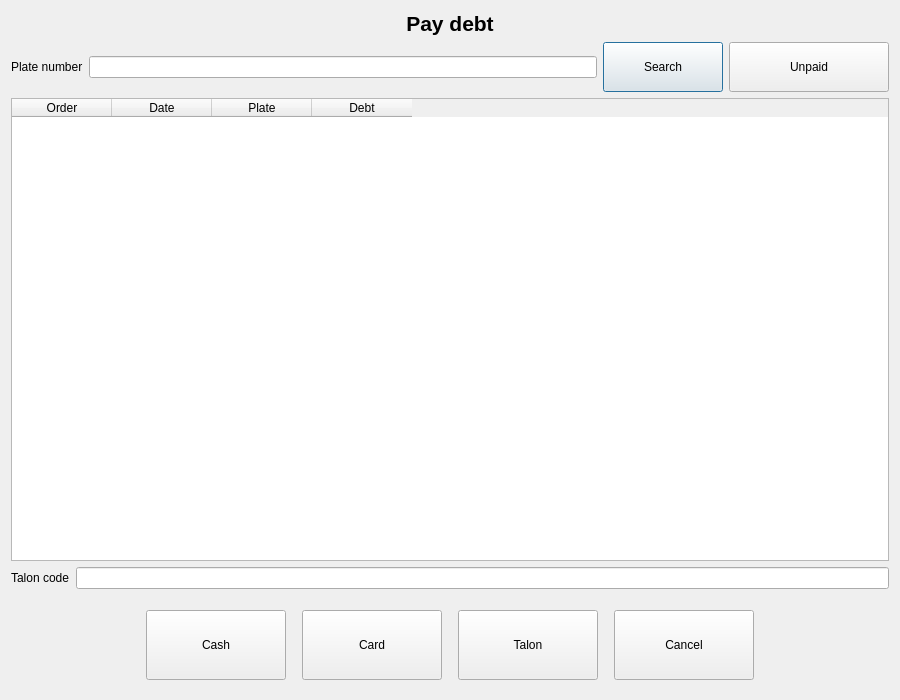
Above: Restaurant2/dlgpaydebt.ui from End1-1/Resort-2 before the change. Below: the same form after it.
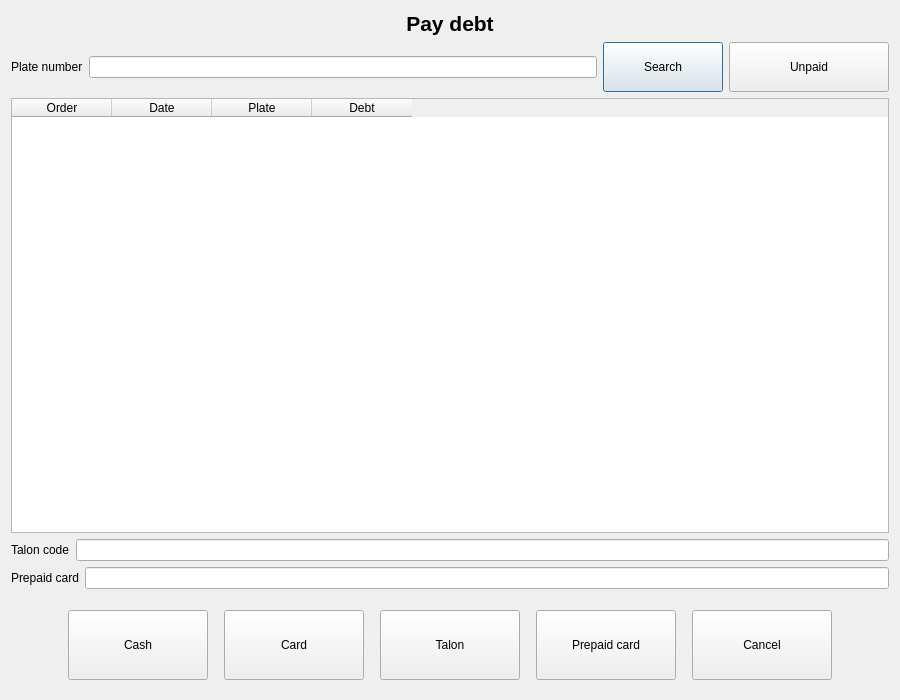
That is the form after the change. Custom widgets are drawn as their Qt base class.

The edit to the form file:
```diff
--- a/Restaurant2/dlgpaydebt.ui
+++ b/Restaurant2/dlgpaydebt.ui
@@ -118,6 +118,20 @@
      </item>
     </layout>
    </item>
+   <item>
+    <layout class="QHBoxLayout" name="horizontalLayoutPrepaid">
+     <item>
+      <widget class="QLabel" name="labelPrepaidCard">
+       <property name="text">
+        <string>Prepaid card</string>
+       </property>
+      </widget>
+     </item>
+     <item>
+      <widget class="EQLineEdit" name="lePrepaidCard"/>
+     </item>
+    </layout>
+   </item>
    <item>
     <widget class="RKeyboard" name="wKbd" native="true"/>
    </item>
@@ -172,6 +186,19 @@
         </property>
        </widget>
       </item>
+      <item>
+       <widget class="QPushButton" name="btnPrepaidCard">
+        <property name="minimumSize">
+         <size>
+          <width>140</width>
+          <height>70</height>
+         </size>
+        </property>
+        <property name="text">
+         <string>Prepaid card</string>
+        </property>
+       </widget>
+      </item>
       <item>
        <widget class="QPushButton" name="btnCancel">
         <property name="minimumSize">
```
Left out of the diff: 15 changed lines with no effect on the pictures.
